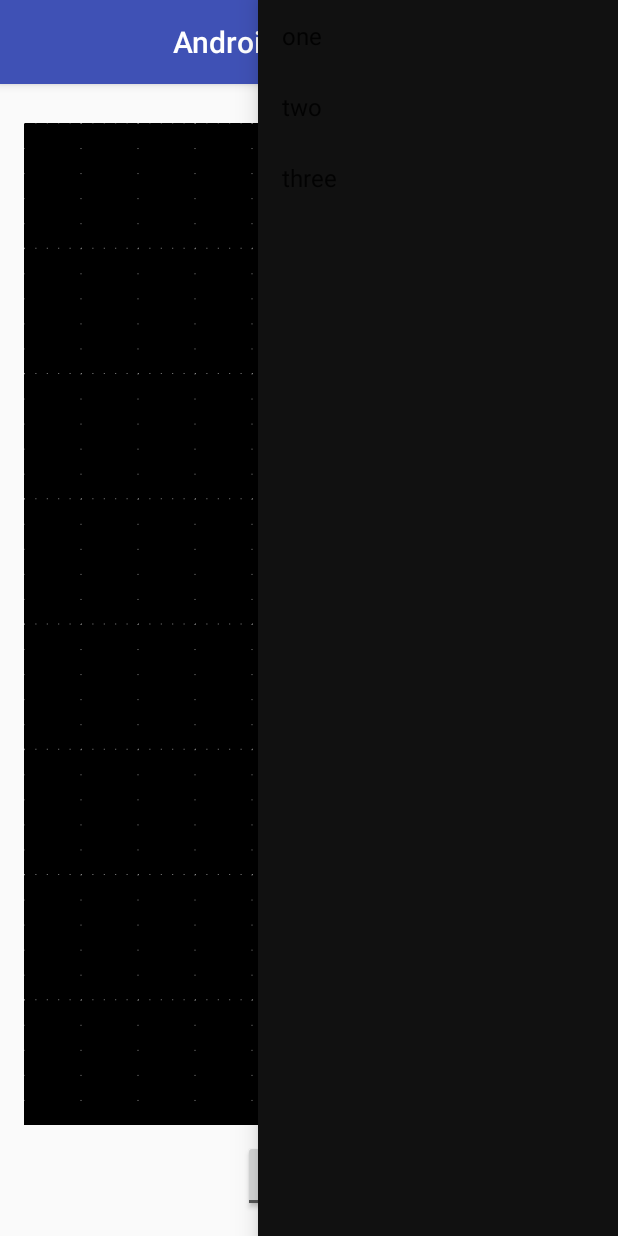
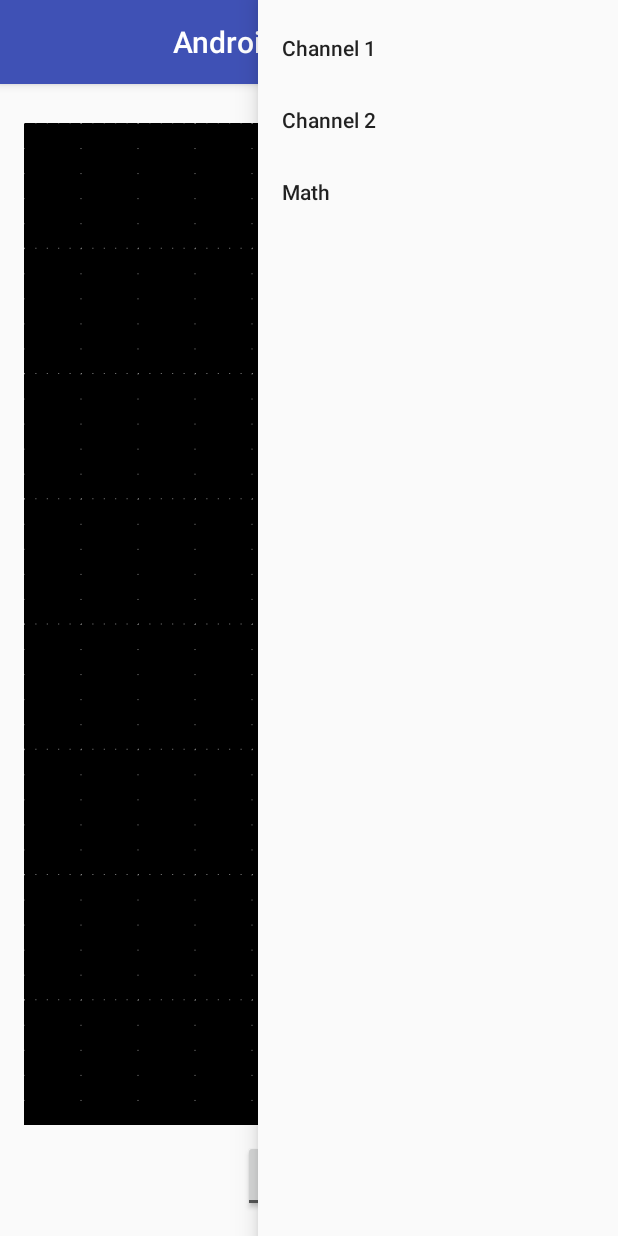
Before and after one commit to mmbuw/touchscope, an Android app: the screen it shows after launch (TouchScopeActivity), with the side drawer open, on a phone screen of 412 x 824 dp. Run offline under Robolectric (Android 15) with nearby library versions, the phone set to English and light mode, and no system bars.

Commit message:
better looking side drawer, test scope wave moving

```diff
--- a/source/android/AndroidTouchScope/app/build.gradle
+++ b/source/android/AndroidTouchScope/app/build.gradle
@@ -24,4 +24,5 @@ dependencies {
     testCompile 'junit:junit:4.12'
     compile 'com.android.support:design:23.1.1'
     compile "com.android.support:appcompat-v7:23.1.1"
+    compile "com.android.support:design:23.1.1"
 }
--- a/source/android/AndroidTouchScope/app/src/main/java/de/uni_weimar/mheinz/androidtouchscope/scope/BaseScope.java
+++ b/source/android/AndroidTouchScope/app/src/main/java/de/uni_weimar/mheinz/androidtouchscope/scope/BaseScope.java
@@ -25,6 +25,7 @@ public interface BaseScope
         SET_ACTIVE_CHANNEL,
         SET_VOLTAGE_OFFSET,
         SET_TIME_OFFSET,
+        SET_CHANNEL_STATE,
         NO_COMMAND
     }
 
--- a/source/android/AndroidTouchScope/app/src/main/res/layout/activity_touch_scope.xml
+++ b/source/android/AndroidTouchScope/app/src/main/res/layout/activity_touch_scope.xml
@@ -74,6 +74,23 @@
         </RelativeLayout>
     </LinearLayout>
 
+<!--
+    <android.support.design.widget.NavigationView
+        android:layout_width="wrap_content"
+        android:layout_height="match_parent"
+        android:layout_gravity="start"
+        app:headerLayout="@layout/drawer_header"
+        app:menu="@menu/drawer"/>
+-->
+
+    <android.support.design.widget.NavigationView
+        android:id="@+id/right_drawer"
+        android:layout_width="240dp"
+        android:layout_height="match_parent"
+        android:layout_gravity="end"
+        app:menu="@menu/drawer_right"/>
+
+<!--
     <ListView android:id="@+id/right_drawer"
               android:layout_width="240dp"
               android:layout_height="match_parent"
@@ -83,5 +100,5 @@
               android:divider="@android:color/transparent"
               android:dividerHeight="0dp"
               android:background="#111"/>
-
+-->
 </android.support.v4.widget.DrawerLayout>
--- /dev/null
+++ b/source/android/AndroidTouchScope/app/src/main/res/menu/drawer_right.xml
@@ -0,0 +1,12 @@
+<?xml version="1.0" encoding="utf-8"?>
+<menu xmlns:android="http://schemas.android.com/apk/res/android">
+    <item
+        android:id="@+id/navigation_channel1"
+        android:title="Channel 1"/>
+    <item
+        android:id="@+id/navigation_channel2"
+        android:title="Channel 2"/>
+    <item
+        android:id="@+id/navigation_channel3"
+        android:title="Math"/>
+</menu>
```
Also changed, not shown: source/android/AndroidTouchScope/app/src/main/java/de/uni_weimar/mheinz/androidtouchscope/ScopeView.java (+7 -7 lines), source/android/AndroidTouchScope/app/src/main/java/de/uni_weimar/mheinz/androidtouchscope/TouchScopeActivity.java (+48 -3 lines), source/android/AndroidTouchScope/app/src/main/java/de/uni_weimar/mheinz/androidtouchscope/scope/TestScope.java (+74 -10 lines).
